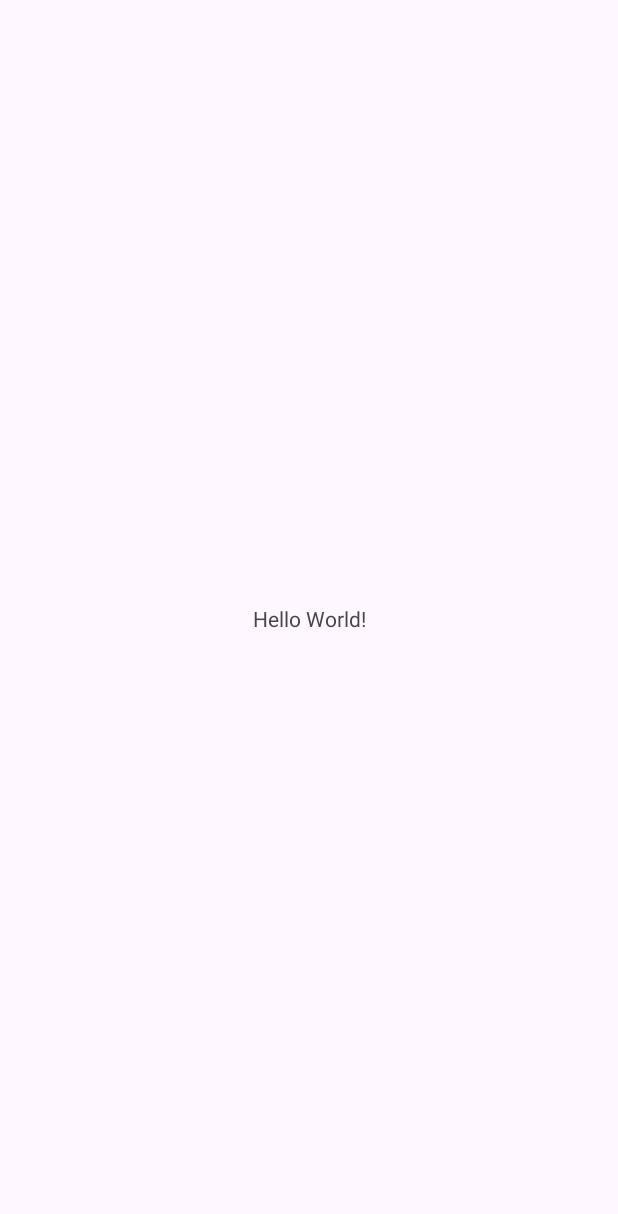
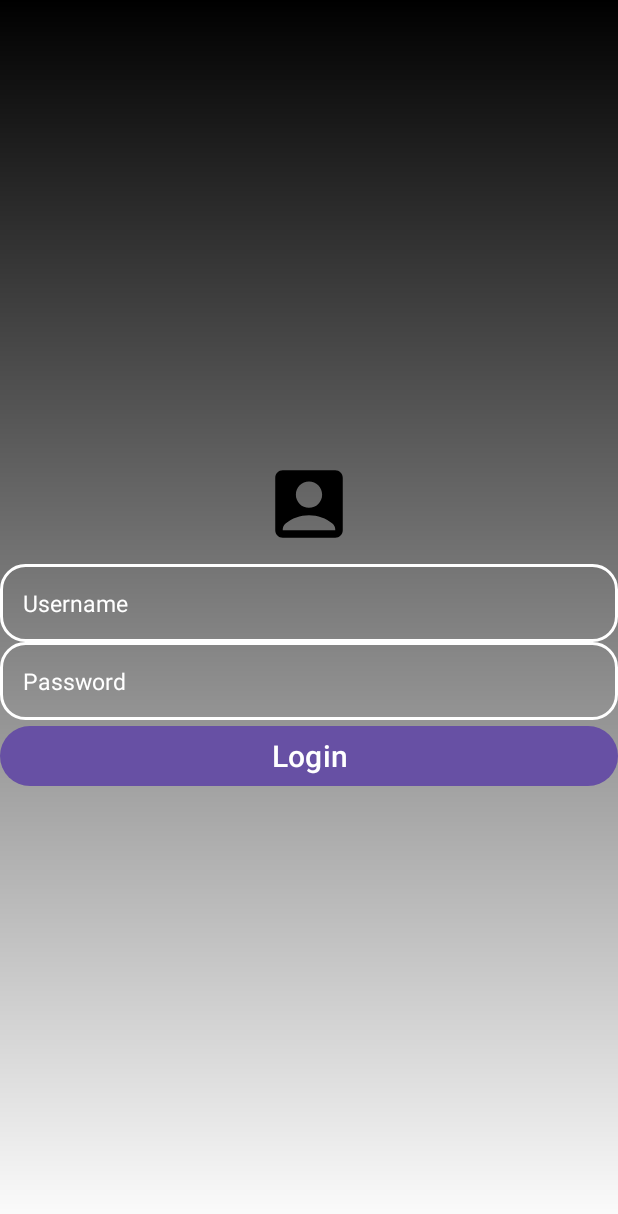
Before and after one commit to RiteshVan/productivity-app, an Android app: the screen it shows after launch (MainActivity), on a phone screen of 412 x 824 dp. Before the commit the part shown is almost empty. Shown: the top 1214 px of the screen. Run offline under Robolectric (Android 15) with nearby library versions, the phone set to English and light mode, and no system bars.

Commit message:
Login page implemented

```diff
--- a/product/app/src/main/java/com/example/myapplication/MainActivity.kt
+++ b/product/app/src/main/java/com/example/myapplication/MainActivity.kt
@@ -1,12 +1,16 @@
 package com.example.myapplication
 
 import android.os.Bundle
+import android.util.Log
+import android.widget.Button
+import android.widget.EditText
 import androidx.activity.enableEdgeToEdge
 import androidx.appcompat.app.AppCompatActivity
 import androidx.core.view.ViewCompat
 import androidx.core.view.WindowInsetsCompat
 
 class MainActivity : AppCompatActivity() {
+
     override fun onCreate(savedInstanceState: Bundle?) {
         super.onCreate(savedInstanceState)
         enableEdgeToEdge()
@@ -16,5 +20,17 @@ class MainActivity : AppCompatActivity() {
             v.setPadding(systemBars.left, systemBars.top, systemBars.right, systemBars.bottom)
             insets
         }
+
+
+        var usernameInput:EditText = findViewById(R.id.username_input)
+        var passwordInput:EditText = findViewById(R.id.password_input)
+        var login_button:Button = findViewById(R.id.login_button)
+
+
+        login_button.setOnClickListener{
+            val username = usernameInput.text.toString()
+            val password = passwordInput.text.toString()
+            Log.i("Test","username: $username  Password: $password")
+        }
     }
 }
--- /dev/null
+++ b/product/app/src/main/res/drawable/baseline_account_box_24.xml
@@ -0,0 +1,5 @@
+<vector xmlns:android="http://schemas.android.com/apk/res/android" android:height="24dp" android:tint="#000000" android:viewportHeight="24" android:viewportWidth="24" android:width="24dp">
+
+    <path android:fillColor="@android:color/white" android:pathData="M19,3H5C3.9,3 3,3.9 3,5v14c0,1.1 0.9,2 2,2h14c1.1,0 2,-0.9 2,-2V5C21,3.9 20.1,3 19,3zM12,6c1.93,0 3.5,1.57 3.5,3.5c0,1.93 -1.57,3.5 -3.5,3.5s-3.5,-1.57 -3.5,-3.5C8.5,7.57 10.07,6 12,6zM19,19H5v-0.23c0,-0.62 0.28,-1.2 0.76,-1.58C7.47,15.82 9.64,15 12,15s4.53,0.82 6.24,2.19c0.48,0.38 0.76,0.97 0.76,1.58V19z"/>
+
+</vector>
--- /dev/null
+++ b/product/app/src/main/res/drawable/curved_corners.xml
@@ -0,0 +1,13 @@
+<?xml version="1.0" encoding="utf-8"?>
+<shape xmlns:android="http://schemas.android.com/apk/res/android"
+    android:shape="rectangle">
+
+    <corners
+        android:radius="16dp"
+        />
+
+    <stroke
+        android:color="@color/white"
+        android:width="2dp"
+        />
+</shape>
--- /dev/null
+++ b/product/app/src/main/res/drawable/login_page_background.xml
@@ -0,0 +1,11 @@
+<?xml version="1.0" encoding="utf-8"?>
+<shape xmlns:android="http://schemas.android.com/apk/res/android">
+
+    <gradient
+        android:type="linear"
+        android:angle="100"
+        android:startColor="@color/black"
+        android:endColor="@color/white"
+        />
+
+</shape>
--- a/product/app/src/main/res/layout/activity_main.xml
+++ b/product/app/src/main/res/layout/activity_main.xml
@@ -1,19 +1,60 @@
 <?xml version="1.0" encoding="utf-8"?>
-<androidx.constraintlayout.widget.ConstraintLayout xmlns:android="http://schemas.android.com/apk/res/android"
+<RelativeLayout xmlns:android="http://schemas.android.com/apk/res/android"
     xmlns:app="http://schemas.android.com/apk/res-auto"
     xmlns:tools="http://schemas.android.com/tools"
     android:id="@+id/main"
     android:layout_width="match_parent"
     android:layout_height="match_parent"
+    android:padding="35dp"
+    android:gravity="center"
+    android:background="@drawable/login_page_background"
     tools:context=".MainActivity">
 
-    <TextView
-        android:layout_width="wrap_content"
+    <LinearLayout
+        android:gravity="center"
+        android:layout_width="match_parent"
         android:layout_height="wrap_content"
-        android:text="Hello World!"
-        app:layout_constraintBottom_toBottomOf="parent"
-        app:layout_constraintEnd_toEndOf="parent"
-        app:layout_constraintStart_toStartOf="parent"
-        app:layout_constraintTop_toTopOf="parent" />
+        android:orientation="vertical"
+        >
 
-</androidx.constraintlayout.widget.ConstraintLayout>
+        <ImageView
+            android:layout_width="60dp"
+            android:layout_height="80dp"
+            android:src="@drawable/baseline_account_box_24" />
+
+        <EditText
+            android:hint="Username"
+            android:padding="15dp"
+            android:layout_width="match_parent"
+            android:layout_height="wrap_content"
+            android:textColorHint="@color/white"
+            android:textColor="@color/white"
+            android:inputType="textEmailAddress"
+            android:textSize="15dp"
+            android:background="@drawable/curved_corners"
+            android:id="@+id/username_input"
+            />
+        <EditText
+            android:hint="Password"
+            android:padding="15dp"
+            android:layout_width="match_parent"
+            android:layout_height="wrap_content"
+            android:textColorHint="@color/white"
+            android:textColor="@color/white"
+            android:inputType="textEmailAddress"
+            android:textSize="15dp"
+            android:background="@drawable/curved_corners"
+            android:id="@+id/password_input"
+            />
+
+        <Button
+            android:layout_width="match_parent"
+            android:layout_height="wrap_content"
+            android:text="Login"
+            android:textSize="20dp"
+            android:id="@+id/login_button"
+
+            />
+
+    </LinearLayout>>
+</RelativeLayout>
```
